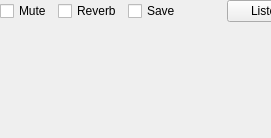
mmjee/dream-patched, file branches/julian/android/src/GUI-QT/audiodetailwidget.ui: the form before one commit.
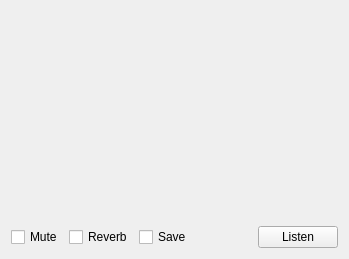
The form after the commit. Custom widgets are drawn as their Qt base class.

Commit message: Make msc light red if audio or data not right. Tidy audio detail widget

The edit to the form file:
```diff
--- a/branches/julian/android/src/GUI-QT/audiodetailwidget.ui
+++ b/branches/julian/android/src/GUI-QT/audiodetailwidget.ui
@@ -6,8 +6,8 @@
    <rect>
     <x>0</x>
     <y>0</y>
-    <width>271</width>
-    <height>138</height>
+    <width>349</width>
+    <height>259</height>
    </rect>
   </property>
   <property name="sizePolicy">
@@ -19,15 +19,9 @@
   <property name="windowTitle">
    <string>Form</string>
   </property>
+  <layout class="QVBoxLayout" name="verticalLayout">
+   <item>
   <widget class="QStackedWidget" name="stackedWidget">
-   <property name="geometry">
-    <rect>
-     <x>9</x>
-     <y>9</y>
-     <width>253</width>
-     <height>89</height>
-    </rect>
-   </property>
    <property name="sizePolicy">
     <sizepolicy hsizetype="Expanding" vsizetype="Expanding">
      <horstretch>0</horstretch>
@@ -85,7 +79,8 @@
     </layout>
    </widget>
   </widget>
-  <widget class="QWidget" name="">
+   </item>
+   <item>
    <layout class="QHBoxLayout" name="horizontalLayout_2">
     <item>
      <widget class="QCheckBox" name="mute">
@@ -129,7 +124,8 @@
      </widget>
     </item>
    </layout>
-  </widget>
+   </item>
+  </layout>
  </widget>
  <customwidgets>
   <customwidget>
```
Lines whose indentation alone changed are shown as unchanged. The commit also changes 6 other files.
